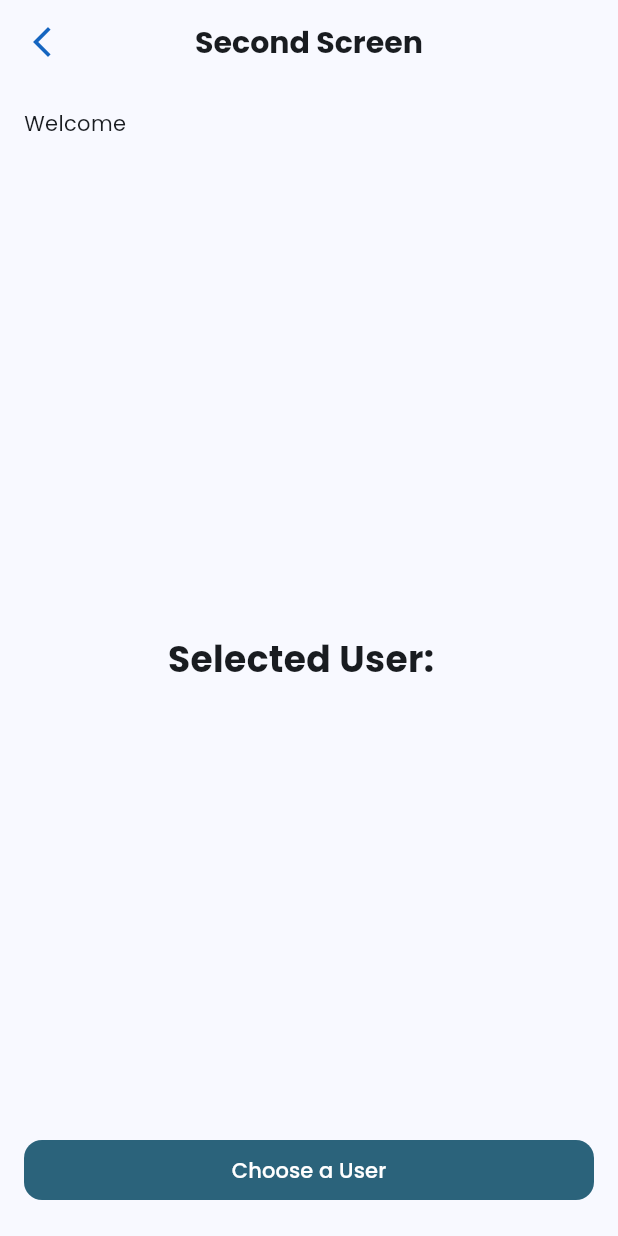
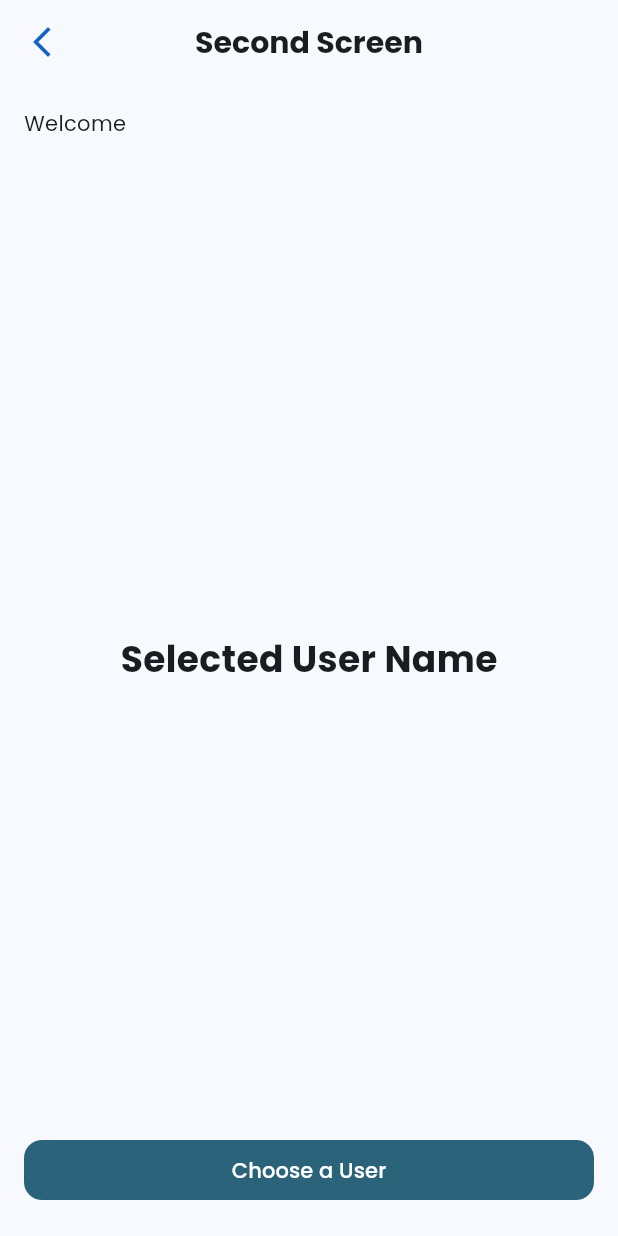
Before and after one commit to bootloopmaster636/palindrome_etc_test, a Flutter app: the SecondScreen screen opened directly, on a phone screen of 412 x 824 dp. Run offline on Flutter 3.47's test engine with Material 3 defaults, Android fonts, the phone set to English and light mode, and no system bars; our stand-ins replace cached_network_image, freezed_annotation, gap, get, google_fonts, logger and 2 more.

Commit message:
fix: username text on second screen

```diff
--- a/lib/screen/second_screen.dart
+++ b/lib/screen/second_screen.dart
@@ -95,7 +95,9 @@ class SelectedUser extends StatelessWidget {
       child: Center(
         child: Obx(
           () => Text(
-            'Selected User: ${controller.selectedUser.value.firstName} ${controller.selectedUser.value.lastName}',
+            controller.selectedUser.value.firstName == ''
+                ? 'Selected User Name'
+                : '${controller.selectedUser.value.firstName} ${controller.selectedUser.value.lastName}',
             style: const TextStyle(fontWeight: FontWeight.bold, fontSize: 24),
           ),
         ),
```
Also changed, not shown: 1 other file.
